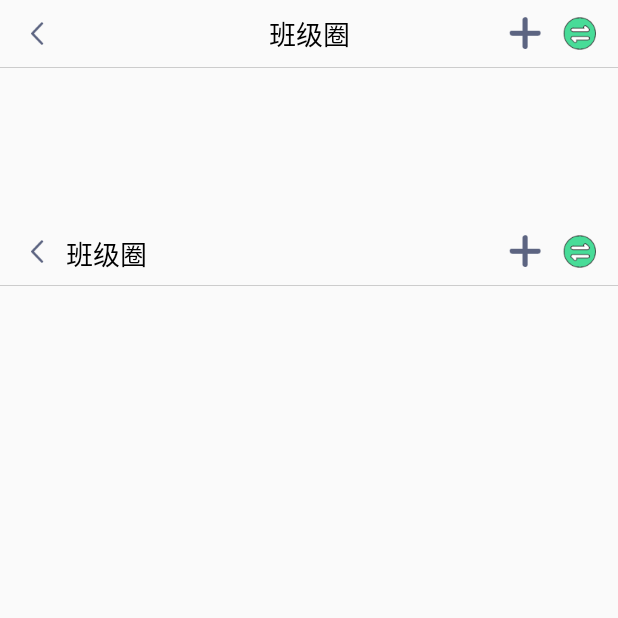
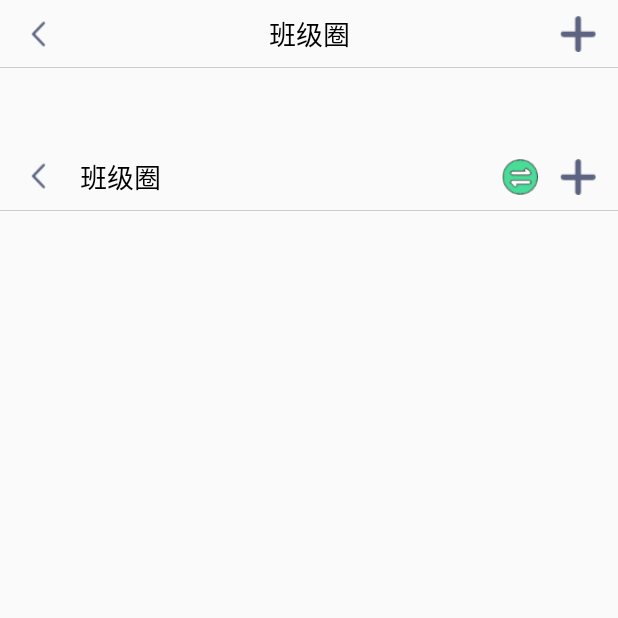
Before and after one commit to yanyanmm/YToolBar, an Android app: the screen it shows after launch (MainActivity), on a phone screen of 412 x 824 dp, the top half of it. Run offline under Robolectric (Android 15) with nearby library versions, the phone set to English and light mode, and no system bars.

Commit message:
修改自定义属性设置

```diff
--- a/YToolBarLibrary/src/main/java/com/lihg/library/toolbar/YToolBar.java
+++ b/YToolBarLibrary/src/main/java/com/lihg/library/toolbar/YToolBar.java
@@ -10,6 +10,7 @@ import android.view.ViewGroup;
 import android.widget.Button;
 import android.widget.FrameLayout;
 import android.widget.ImageButton;
+import android.widget.ImageView;
 import android.widget.LinearLayout;
 import android.widget.TextView;
 
@@ -17,15 +18,24 @@ public class YToolBar extends FrameLayout {
 
     private Context mContext;
 
-    private int mToolBarHeight;
-    private int mPadding;
+    private boolean mBackViewHide;
+    private boolean mLineViewHide;
+    private int mHeight;
+    private int mBackgroundColor;
+    private int mTextSize;
+    private int mTextColor;
+    private int mViewMargin;
+    private int mImageWidth;
+    private int mImageHeight;
 
     private LinearLayout mLeftLayout;
     private LinearLayout mMiddleLayout;
     private LinearLayout mRightLayout;
 
+    private View mLineView;
     private TextView mTitleView;
-    private ImageButton mBackBtn;
+    private ImageView mBackView;
+
 
     public YToolBar(Context context, AttributeSet attrs) {
         this(context, attrs, 0);
@@ -34,26 +44,39 @@ public class YToolBar extends FrameLayout {
     public YToolBar(Context context, AttributeSet attrs, int defStyleAttr) {
         super(context, attrs, defStyleAttr);
         mContext = context.getApplicationContext();
-        mToolBarHeight = YDesityUtil.dp2px(mContext, 45);
-        mPadding = YDesityUtil.dp2px(mContext, 15);
+        mBackViewHide = false;
+        mLineViewHide = false;
+        mHeight = YDesityUtil.dp2px(mContext, 45);
+        mBackgroundColor = Color.TRANSPARENT;
+        mTextSize = 18;
+        mTextColor = Color.BLACK;
+        mViewMargin = YDesityUtil.dp2px(mContext, 15);
+        mImageWidth = YDesityUtil.dp2px(mContext, 24);
+        mImageHeight = YDesityUtil.dp2px(mContext, 24);
 
         this.initAttrs(attrs);
         this.initViews();
 
-        this.addBackButton();
+        this.addBackView();
     }
 
     private void initAttrs(AttributeSet attrs) {
-
         TypedArray typedArray = mContext.obtainStyledAttributes(attrs, R.styleable.YToolBar);
-        for (int i = 0; i < typedArray.getIndexCount(); i++) {
-            int attr = typedArray.getIndex(i);
-        }
+        mBackViewHide = typedArray.getBoolean(R.styleable.YToolBar_toolbar_backView_hide, mBackViewHide);
+        mLineViewHide = typedArray.getBoolean(R.styleable.YToolBar_toolbar_lineView_hide, mLineViewHide);
+        mHeight = typedArray.getDimensionPixelSize(R.styleable.YToolBar_toolbar_height, mHeight);
+        mBackgroundColor = typedArray.getColor(R.styleable.YToolBar_toolbar_backgroundColor, mBackgroundColor);
+        mTextSize = typedArray.getDimensionPixelSize(R.styleable.YToolBar_toolbar_textSize, mTextSize);
+        mTextColor = typedArray.getColor(R.styleable.YToolBar_toolbar_textColor, mTextColor);
+        mViewMargin = typedArray.getDimensionPixelSize(R.styleable.YToolBar_toolbar_viewMargin, mViewMargin);
+        mImageWidth = typedArray.getDimensionPixelSize(R.styleable.YToolBar_toolbar_imageWidth, mImageWidth);
+        mImageHeight = typedArray.getDimensionPixelSize(R.styleable.YToolBar_toolbar_imageHeight, mImageHeight);
+        typedArray.recycle();
     }
 
     private void initViews() {
-        this.setLayoutParams(new LayoutParams(-1, mToolBarHeight));
-        this.setBackgroundColor(Color.TRANSPARENT);
+        this.setLayoutParams(new LayoutParams(-1, mHeight));
+        this.setBackgroundColor(mBackgroundColor);
 
         mTitleView = new TextView(mContext);
         mTitleView.setLayoutParams(new LayoutParams(-1, -1));
@@ -62,10 +85,11 @@ public class YToolBar extends FrameLayout {
         mTitleView.setTextColor(Color.BLACK);
         this.addView(mTitleView);
 
-        View lineView = new View(mContext);
-        lineView.setLayoutParams(new LayoutParams(-1, 1, Gravity.BOTTOM));
-        lineView.setBackgroundColor(Color.LTGRAY);
-        this.addView(lineView);
+        mLineView = new View(mContext);
+        mLineView.setVisibility(mLineViewHide ? View.GONE : View.VISIBLE);
+        mLineView.setLayoutParams(new LayoutParams(-1, 1, Gravity.BOTTOM));
+        mLineView.setBackgroundColor(Color.LTGRAY);
+        this.addView(mLineView);
 
         LinearLayout layout = new LinearLayout(mContext);
         layout.setLayoutParams(new LayoutParams(-1, -1));
@@ -79,8 +103,8 @@ public class YToolBar extends FrameLayout {
 
         mMiddleLayout = new LinearLayout(mContext);
         LinearLayout.LayoutParams params = new LinearLayout.LayoutParams(-2, -2, 1);
-        params.setMarginStart(mPadding);
-        params.setMarginEnd(mPadding);
+        params.setMarginStart(mViewMargin);
+        params.setMarginEnd(mViewMargin);
         mMiddleLayout.setLayoutParams(params);
         mMiddleLayout.setGravity(Gravity.CENTER_VERTICAL);
         layout.addView(mMiddleLayout);
@@ -91,18 +115,24 @@ public class YToolBar extends FrameLayout {
         layout.addView(mRightLayout);
     }
 
-    private void addBackButton() {
-        mBackBtn = createButtonWithImage(R.mipmap.back);
-        this.addLeftView(mBackBtn);
+    private void addBackView() {
+        mBackView = createViewWithImage(R.mipmap.back);
+        mBackView.setVisibility(mBackViewHide ? View.GONE : View.VISIBLE);
+        this.addLeftView(mBackView);
     }
 
     public void addLeftView(View view) {
-        this.addLeftView(view, mPadding, 0);
+        this.addLeftView(view, mViewMargin, 0);
     }
 
     public void addLeftView(View view, int marginStart, int marginEnd) {
         if (view != null) {
-            LinearLayout.LayoutParams params = new LinearLayout.LayoutParams(-2, -2);
+            int w = -2, h = -2;
+            if (view instanceof ImageView) {
+                w = mImageWidth;
+                h = mImageHeight;
+            }
+            LinearLayout.LayoutParams params = new LinearLayout.LayoutParams(w, h);
             params.setMarginStart(marginStart);
             params.setMarginEnd(marginEnd);
             view.setLayoutParams(params);
@@ -117,12 +147,17 @@ public class YToolBar extends FrameLayout {
     }
 
     public void addRightView(View view) {
-        this.addRightView(view, 0, mPadding);
+        this.addRightView(view, 0, mViewMargin);
     }
 
     public void addRightView(View view, int marginStart, int marginEnd) {
         if (view != null) {
-            LinearLayout.LayoutParams params = new LinearLayout.LayoutParams(-2, -2);
+            int w = -2, h = -2;
+            if (view instanceof ImageView) {
+                w = mImageWidth;
+                h = mImageHeight;
+            }
+            LinearLayout.LayoutParams params = new LinearLayout.LayoutParams(w, h);
             params.setMarginStart(marginStart);
             params.setMarginEnd(marginEnd);
             view.setLayoutParams(params);
@@ -130,43 +165,42 @@ public class YToolBar extends FrameLayout {
         }
     }
 
-    public ImageButton createButtonWithImage(int resid) {
-        ImageButton btn = new ImageButton(mContext);
-        btn.setBackgroundColor(Color.TRANSPARENT);
-        btn.setImageResource(resid);
-        return btn;
+    public ImageView createViewWithImage(int resid) {
+        ImageView view = new ImageView(mContext);
+        view.setBackgroundColor(Color.TRANSPARENT);
+        view.setImageResource(resid);
+        return view;
     }
 
-    public Button createButtonWithText(int resid) {
-        Button btn = new Button(mContext);
-        btn.setBackgroundColor(Color.TRANSPARENT);
-        btn.setText(resid);
-        btn.setTextSize(15);
-        return btn;
+    public TextView createViewWithText(int resid) {
+        TextView view = new TextView(mContext);
+        view.setText(resid);
+        view.setTextSize(mTextSize);
+        view.setTextColor(mTextColor);
+        return view;
     }
 
-    public Button createButtonWithText(String text) {
-        Button btn = new Button(mContext);
-        btn.setBackgroundColor(Color.TRANSPARENT);
-        btn.setText(text);
-        btn.setTextSize(18);
-        btn.setTextColor(Color.BLACK);
-        return btn;
+    public TextView createViewWithText(String text) {
+        TextView view = new TextView(mContext);
+        view.setText(text);
+        view.setTextSize(mTextSize);
+        view.setTextColor(mTextColor);
+        return view;
+    }
+
+    public View getLineView() {
+        return mLineView;
     }
 
     public TextView getTitleView() {
         return mTitleView;
     }
 
-    public ImageButton getBackBtn() {
-        return mBackBtn;
+    public ImageView getBackView() {
+        return mBackView;
     }
 
-    public int getPadding() {
-        return mPadding;
-    }
-
-    public void setPadding(int padding) {
-        this.mPadding = mPadding;
+    public int getViewMargin() {
+        return mViewMargin;
     }
 }
--- a/YToolBarLibrary/src/main/res/values/values.xml
+++ b/YToolBarLibrary/src/main/res/values/values.xml
@@ -1,22 +1,14 @@
 <?xml version="1.0" encoding="utf-8"?>
 <resources>
     <declare-styleable name="YToolBar">
-        <attr format="reference|color" name="tabbar_backgroundColor"/>
-        <attr format="reference|color" name="tabbar_selected_backgroundColor"/>
-        <attr format="reference|color" name="tabbar_textColor"/>
-        <attr format="reference|color" name="tabbar_selected_textColor"/>
-        <attr format="dimension" name="tabbar_height"/>
-        <attr format="dimension" name="tabbar_textSize"/>
-        <attr format="dimension" name="tabbar_textMarginTop"/>
-        <attr format="dimension" name="tabbar_imageWidth"/>
-        <attr format="dimension" name="tabbar_imageHeight"/>
-        <attr format="dimension" name="tabbar_center_imageWidth"/>
-        <attr format="dimension" name="tabbar_center_imageHeight"/>
-        <attr format="integer" name="tabbar_currentIndex"/>
-        <attr name="tabbar_selected_style">
-            <flag name="background" value="0"/>
-            <flag name="image_text" value="1"/>
-        </attr>
+        <attr format="boolean" name="toolbar_backView_hide"/>
+        <attr format="boolean" name="toolbar_lineView_hide"/>
+        <attr format="reference|color" name="toolbar_backgroundColor"/>
+        <attr format="reference|color" name="toolbar_textColor"/>
+        <attr format="dimension" name="toolbar_height"/>
+        <attr format="dimension" name="toolbar_textSize"/>
+        <attr format="dimension" name="toolbar_viewMargin"/>
+        <attr format="dimension" name="toolbar_imageWidth"/>
+        <attr format="dimension" name="toolbar_imageHeight"/>
     </declare-styleable>
-    <item name="tabbar_fragment_container" type="id"/>
 </resources>
--- a/app/src/main/java/com/lihg/toolbar/MainActivity.java
+++ b/app/src/main/java/com/lihg/toolbar/MainActivity.java
@@ -5,7 +5,10 @@ import android.os.Build;
 import android.support.v7.app.AppCompatActivity;
 import android.os.Bundle;
 import android.view.View;
+import android.widget.Button;
 import android.widget.ImageButton;
+import android.widget.ImageView;
+import android.widget.TextView;
 import android.widget.Toast;
 
 import com.lihg.library.toolbar.YDesityUtil;
@@ -24,55 +27,56 @@ public class MainActivity extends AppCompatActivity {
 
         YToolBar toolBar = findViewById(R.id.toolBar);
         toolBar.getTitleView().setText("班级圈");
-        toolBar.getBackBtn().setOnClickListener(new View.OnClickListener() {
+        toolBar.getBackView().setOnClickListener(new View.OnClickListener() {
             @Override
             public void onClick(View v) {
                 Toast.makeText(getApplicationContext(), "点击返回", Toast.LENGTH_LONG).show();
             }
         });
-        ImageButton rightAddBtn = toolBar.createButtonWithImage(R.mipmap.btn_add);
-        rightAddBtn.setOnClickListener(new View.OnClickListener() {
+        ImageView addView = toolBar.createViewWithImage(R.mipmap.btn_add);
+        addView.setOnClickListener(new View.OnClickListener() {
             @Override
             public void onClick(View v) {
                 Toast.makeText(getApplicationContext(), "点击+", Toast.LENGTH_LONG).show();
             }
         });
-        toolBar.addRightView(rightAddBtn);
-        ImageButton rightBtn = toolBar.createButtonWithImage(R.mipmap.btn_switch);
-        rightBtn.setOnClickListener(new View.OnClickListener() {
+        toolBar.addRightView(addView);
+
+
+        YToolBar toolBar2 = findViewById(R.id.toolBar2);
+        toolBar2.getTitleView().setVisibility(View.GONE);
+        toolBar2.getBackView().setOnClickListener(new View.OnClickListener() {
+            @Override
+            public void onClick(View v) {
+                Toast.makeText(getApplicationContext(), "点击返回", Toast.LENGTH_LONG).show();
+            }
+        });
+        toolBar2.addLeftView(toolBar2.createViewWithText("班级圈"));
+        ImageView switchView2 = toolBar.createViewWithImage(R.mipmap.btn_switch);
+        switchView2.setOnClickListener(new View.OnClickListener() {
             @Override
             public void onClick(View v) {
                 Toast.makeText(getApplicationContext(), "点击切换", Toast.LENGTH_LONG).show();
             }
         });
-        toolBar.addRightView(rightBtn);
-
-        YToolBar toolBar2 = findViewById(R.id.toolBar2);
-        toolBar2.getTitleView().setVisibility(View.GONE);
-        //toolBar2.getBackBtn().setVisibility(View.GONE);
-        toolBar2.getBackBtn().setOnClickListener(new View.OnClickListener() {
-            @Override
-            public void onClick(View v) {
-                Toast.makeText(getApplicationContext(), "点击返回", Toast.LENGTH_LONG).show();
-            }
-        });
-        int left = 0 - YDesityUtil.dp2px(this, 10);
-        toolBar2.addLeftView(toolBar2.createButtonWithText("班级圈"), left, 0);
-        ImageButton rightAddBtn2 = toolBar2.createButtonWithImage(R.mipmap.btn_add);
-        rightAddBtn2.setOnClickListener(new View.OnClickListener() {
+        toolBar2.addRightView(switchView2);
+        ImageView addView2 = toolBar2.createViewWithImage(R.mipmap.btn_add);
+        addView2.setOnClickListener(new View.OnClickListener() {
             @Override
             public void onClick(View v) {
                 Toast.makeText(getApplicationContext(), "点击+", Toast.LENGTH_LONG).show();
             }
         });
-        toolBar2.addRightView(rightAddBtn2);
-        ImageButton rightBtn2 = toolBar2.createButtonWithImage(R.mipmap.btn_switch);
+        toolBar2.addRightView(addView2);
+
+
+        /*TextView rightBtn2 = toolBar2.createViewWithText("切换");//Image(R.mipmap.btn_switch);
         rightBtn2.setOnClickListener(new View.OnClickListener() {
             @Override
             public void onClick(View v) {
                 Toast.makeText(getApplicationContext(), "点击切换", Toast.LENGTH_LONG).show();
             }
         });
-        toolBar2.addRightView(rightBtn2);
+        toolBar2.addRightView(rightBtn2);//*/
     }
 }
--- a/app/src/main/res/layout/activity_main.xml
+++ b/app/src/main/res/layout/activity_main.xml
@@ -14,7 +14,7 @@
         android:id="@+id/toolBar2"
         android:layout_width="match_parent"
         android:layout_height="45dp"
-        android:layout_marginTop="100dp"
+        android:layout_marginTop="50dp"
         android:background="@android:color/transparent"
         app:layout_constraintTop_toBottomOf="@+id/toolBar"/>
 
```
